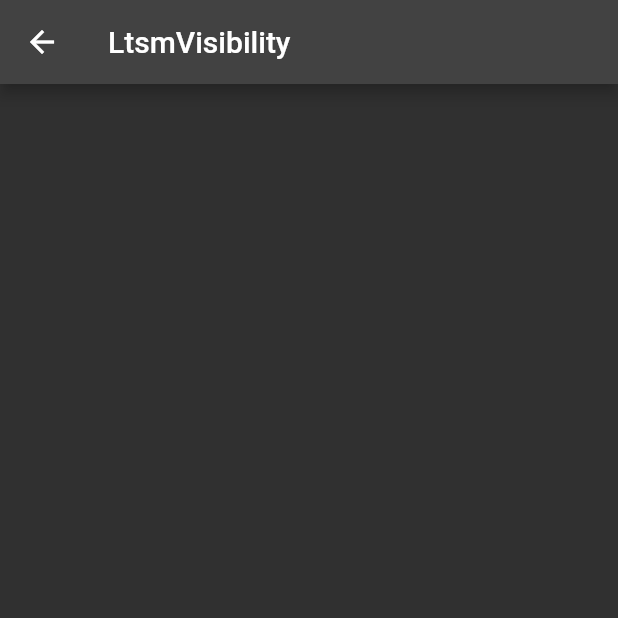
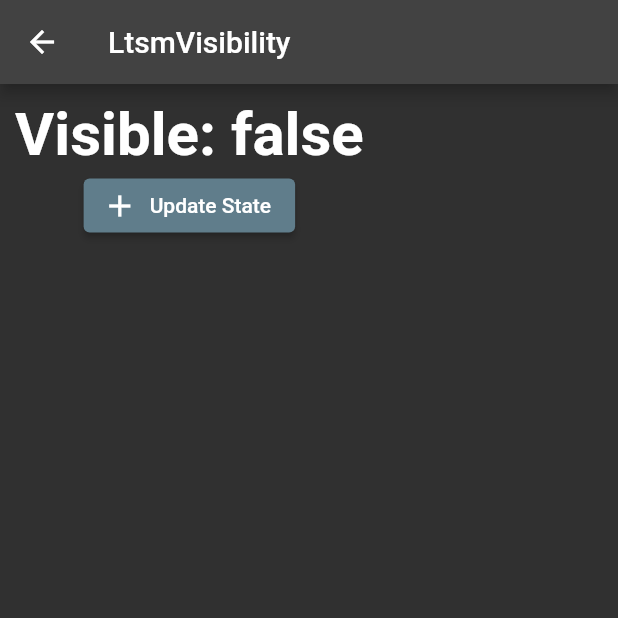
Before and after one commit to lie16/fic_exercises, a Flutter app: the LtsmVisibilityView screen opened directly, on a phone screen of 412 x 824 dp, the top half of it. Run offline on Flutter 3.47's test engine with Material 2 defaults, Android fonts, the phone set to English and light mode, and no system bars; our stand-ins replace blur, cached_network_image, carousel_slider, dio, file_picker, flutter_image_compress and 7 more; missing offline and left inert: file_picker_cross.

Commit message:
visibility

```diff
--- a/lib/module/tutorial/latihan/ltsm_visibility/controller/ltsm_visibility_controller.dart
+++ b/lib/module/tutorial/latihan/ltsm_visibility/controller/ltsm_visibility_controller.dart
@@ -2,7 +2,8 @@ import 'package:flutter/material.dart';
 import 'package:example/state_util.dart';
 import '../view/ltsm_visibility_view.dart';
 
-class LtsmVisibilityController extends State<LtsmVisibilityView> implements MvcController {
+class LtsmVisibilityController extends State<LtsmVisibilityView>
+    implements MvcController {
   static late LtsmVisibilityController instance;
   late LtsmVisibilityView view;
 
@@ -17,4 +18,7 @@ class LtsmVisibilityController extends State<LtsmVisibilityView> implements MvcC
 
   @override
   Widget build(BuildContext context) => widget.build(context, this);
+
+  bool loading = false;
+  bool visible = false;
 }
--- a/lib/module/tutorial/latihan/ltsm_visibility/view/ltsm_visibility_view.dart
+++ b/lib/module/tutorial/latihan/ltsm_visibility/view/ltsm_visibility_view.dart
@@ -17,7 +17,7 @@ class LtsmVisibilityView extends StatefulWidget {
         child: Container(
           padding: const EdgeInsets.all(10.0),
           child: Column(
-            children: const [
+            children: [
               /*
               ? Buat variabel visible di dalam State/Controller
               ! bool visible = false;
@@ -37,6 +37,37 @@ class LtsmVisibilityView extends StatefulWidget {
               */
 
               */
+              if (controller.loading)
+                Container(
+                  width: 100.0,
+                  height: 100.0,
+                  color: Colors.red,
+                ),
+              Text(
+                "Visible: ${controller.visible}",
+                style: const TextStyle(
+                  fontSize: 40.0,
+                  fontWeight: FontWeight.bold,
+                ),
+              ),
+              ElevatedButton.icon(
+                icon: const Icon(Icons.add),
+                label: const Text("Update State"),
+                style: ElevatedButton.styleFrom(
+                  backgroundColor: Colors.blueGrey,
+                ),
+                onPressed: () {
+                  controller.visible = !controller.visible;
+                  controller.setState(() {});
+                },
+              ),
+              if (controller.visible)
+                const Card(
+                  child: Padding(
+                    padding: EdgeInsets.all(8.0),
+                    child: Text("Visible"),
+                  ),
+                ),
             ],
           ),
         ),
```
